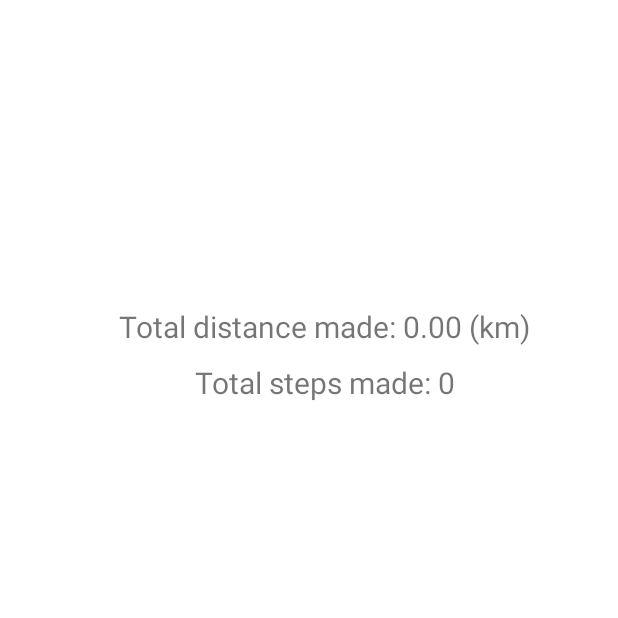
After one commit to adpero25/AplikacjaDoLiczeniaKalorii, an Android app: the StepsHistoryActivity screen opened directly, with no data from a screen before it, on a phone screen of 412 x 824 dp, the top half of it. The commit adds this screen. Run offline under Robolectric (Android 15) with nearby library versions, the phone set to English and light mode, and no system bars; our stand-ins replace Room's generated code.

Commit message:
added activity view

```diff
--- /dev/null
+++ b/Application/app/src/main/java/com/example/application/Activities/StepsHistoryActivity.java
@@ -0,0 +1,179 @@
+package com.example.application.Activities;
+
+import androidx.annotation.NonNull;
+import androidx.appcompat.app.AppCompatActivity;
+import androidx.fragment.app.Fragment;
+import androidx.fragment.app.FragmentManager;
+import androidx.recyclerview.widget.LinearLayoutManager;
+import androidx.recyclerview.widget.RecyclerView;
+
+import android.os.Bundle;
+import android.view.LayoutInflater;
+import android.view.View;
+import android.view.ViewGroup;
+import android.widget.TextView;
+import android.widget.Toast;
+
+import com.example.application.Fragments.StepsDetailsFragment;
+import com.example.application.R;
+import com.example.application.SurfaceViews.StepProgressSurfaceView;
+import com.example.application.database.CaloriesDatabase;
+import com.example.application.database.models.Day;
+import com.google.android.material.snackbar.Snackbar;
+
+import java.text.DateFormat;
+import java.text.SimpleDateFormat;
+import java.util.Date;
+import java.util.List;
+import java.util.Locale;
+
+public class StepsHistoryActivity extends AppCompatActivity {
+
+    private List<Day> days;
+    private StepsAdapter adapter;
+    private RecyclerView recyclerView;
+    private int MaxVal = 5000;
+    private double totalDistance = 0;
+    private int totalSteps = 0;
+    private StepsDetailsFragment stepsDetailsFragment;
+    FragmentManager fragmentManager;
+
+    TextView totalDistanceTextView;
+    TextView totalStepsTextView;
+
+    @Override
+    protected void onCreate(Bundle savedInstanceState) {
+        super.onCreate(savedInstanceState);
+        setContentView(R.layout.activity_steps_history);
+        totalDistanceTextView = findViewById(R.id.totalDistanceEverMade);
+        totalStepsTextView = findViewById(R.id.totalStepsEverMade);
+
+        fragmentManager = getSupportFragmentManager();
+        stepsDetailsFragment = (StepsDetailsFragment) fragmentManager.findFragmentById(R.id.stepsFragment);
+        if(stepsDetailsFragment == null) {
+            stepsDetailsFragment = new StepsDetailsFragment();
+            fragmentManager.beginTransaction()
+                    .add(R.id.stepsFragment, stepsDetailsFragment)
+                    .setCustomAnimations(android.R.anim.fade_in, android.R.anim.fade_out)
+                    .addToBackStack(null)
+                    .hide(stepsDetailsFragment)
+                    .commit();
+        }
+
+        LinearLayoutManager layoutManager = new LinearLayoutManager(getApplicationContext(), LinearLayoutManager.HORIZONTAL, false);
+        recyclerView = findViewById(R.id.recyclerView);
+        recyclerView.setLayoutManager(layoutManager);
+
+        CaloriesDatabase db = CaloriesDatabase.getDatabase(getApplicationContext());
+        days = db.dayDao().getAll();
+
+        recyclerView.scrollToPosition(days.size() - 1);
+
+        if(adapter == null) {
+            adapter = new StepsAdapter(days);
+            recyclerView.setAdapter(adapter);
+        }
+        else {
+            adapter.notifyDataSetChanged();
+        }
+
+        GetTotalStats();
+    }
+
+    private class StepsHolder extends RecyclerView.ViewHolder implements View.OnClickListener {
+
+        TextView StepsTextView;
+        TextView DateTextView;
+        StepProgressSurfaceView ProgressBar;
+        Day currentDay;
+
+        public StepsHolder(@NonNull View itemView) {
+            super(itemView);
+
+            StepsTextView = itemView.findViewById(R.id.stepsValue);
+            DateTextView = itemView.findViewById(R.id.dateValue);
+            ProgressBar = itemView.findViewById(R.id.progressValue);
+            ProgressBar.setMax(MaxVal);
+            ProgressBar.setOnClickListener(this);
+        }
+
+        public void bind(Day _day){
+            this.currentDay = _day;
+
+            try {
+                if (android.os.Build.VERSION.SDK_INT >= android.os.Build.VERSION_CODES.O) {
+                    DateFormat dateFormatter = new SimpleDateFormat("yyyy-MM-dd", new Locale("PL"));
+                    java.util.Date date = currentDay.dayId;
+                    String s = dateFormatter.format(date);
+
+                    StepsTextView.setText(currentDay.stepsCount.toString());
+                    DateTextView.setText(currentDay.dayId.getMonth() + "-" + currentDay.dayId.getDate());
+                    ProgressBar.setProgress(currentDay.stepsCount);
+                }
+            }
+            catch (Exception ignored) {
+                Toast.makeText(getApplicationContext(), R.string.unableToLoadStepsHistory, Toast.LENGTH_SHORT).show();
+                return;
+            }
+        }
+
+        @Override
+        public void onClick(View v) {
+            if(!stepsDetailsFragment.isHidden()) { // hide old day
+                FragmentManager fm = getSupportFragmentManager();
+                fm.beginTransaction()
+                        .setCustomAnimations(android.R.animator.fade_in, android.R.animator.fade_out)
+                        .hide(stepsDetailsFragment)
+                        .commit();
+            }
+
+            // show current day
+            stepsDetailsFragment.setDate(currentDay);
+            FragmentManager fm = getSupportFragmentManager();
+            fm.beginTransaction()
+                    .setCustomAnimations(android.R.animator.fade_in, android.R.animator.fade_out)
+                    .show(stepsDetailsFragment)
+                    .commit();
+        }
+    }
+
+    private class StepsAdapter extends RecyclerView.Adapter<StepsHolder> {
+        private List<Day> days;
+
+        public StepsAdapter(List<Day> _days) {
+            this.days = _days;
+        }
+
+        @NonNull
+        @Override
+        public StepsHolder onCreateViewHolder(@NonNull ViewGroup parent, int viewType) {
+            View view = LayoutInflater.from(parent.getContext())
+                    .inflate(R.layout.steps_history_list_item, parent, false);
+
+            return new StepsHolder(view);
+        }
+
+        @Override
+        public void onBindViewHolder(@NonNull StepsHolder holder, int position) {
+            Day day = days.get(position);
+
+            holder.bind(day);
+        }
+
+        @Override
+        public int getItemCount() {
+            return days.size();
+        }
+    }
+
+    private void GetTotalStats() {
+
+        for (Day _day: days) {
+            totalSteps += _day.stepsCount;
+            totalDistance += _day.stepsCount;
+        }
+
+        totalDistanceTextView.setText(getResources().getString(R.string.totalDistanceEverMade, totalDistance / 1000));
+        totalStepsTextView.setText(getResources().getString(R.string.totalStepsEverMade, totalSteps));
+    }
+}
--- /dev/null
+++ b/Application/app/src/main/java/com/example/application/Fragments/StepsDetailsFragment.java
@@ -0,0 +1,64 @@
+package com.example.application.Fragments;
+
+import android.os.Bundle;
+
+import androidx.annotation.NonNull;
+import androidx.annotation.Nullable;
+import androidx.fragment.app.Fragment;
+
+import android.view.LayoutInflater;
+import android.view.View;
+import android.view.ViewGroup;
+import android.widget.TextView;
+
+import com.example.application.Activities.MainActivity;
+import com.example.application.R;
+import com.example.application.database.models.Day;
+
+import java.util.Calendar;
+
+public class StepsDetailsFragment extends Fragment {
+
+
+    TextView stepDetails;
+    TextView caloriesDetails;
+    TextView distanceDetails;
+    TextView dateDetails;
+    android.widget.ProgressBar progressBar;
+    View view;
+    private Day day;
+
+    @Override
+    public void onCreate(@Nullable Bundle savedInstanceState) {
+        super.onCreate(savedInstanceState);
+
+    }
+
+    @Override
+    public View onCreateView(LayoutInflater inflater, ViewGroup container, Bundle savedInstanceState) {
+        view = inflater.inflate(R.layout.fragment_steps_details, container, false);
+
+        stepDetails = view.findViewById(R.id.stepsDetails);
+        caloriesDetails = view.findViewById(R.id.caloriesDetails);
+        distanceDetails = view.findViewById(R.id.distanceDetails);
+        progressBar = view.findViewById(R.id.stepsDetailsProgress);
+        progressBar.setMax(MainActivity.STEPS_TARGET);
+
+        return view;
+    }
+
+    @Override
+    public void onSaveInstanceState(@NonNull Bundle outState) {
+        super.onSaveInstanceState(outState);
+
+    }
+
+    public void setDate(Day currentDay) {
+        this.day = currentDay;
+
+        stepDetails.setText(getResources().getString(R.string.stepsMade, currentDay.stepsCount, MainActivity.STEPS_TARGET));
+        caloriesDetails.setText(getResources().getString(R.string.caloriesBurnt, currentDay.burnedCalories));
+        distanceDetails.setText(getResources().getString(R.string.distanceDetails, currentDay.totalDistance));
+        progressBar.setProgress(currentDay.stepsCount);
+    }
+}
--- a/Application/app/src/main/java/com/example/application/database/CaloriesDatabase.java
+++ b/Application/app/src/main/java/com/example/application/database/CaloriesDatabase.java
@@ -35,7 +35,7 @@ import java.util.concurrent.Executors;
 @TypeConverters({ActivityIndicatorConverter.class, MassTargetConverter.class, MealTypeConverter.class})
 
 @androidx.room.Database(
-        version = 5,
+        version = 6,
         exportSchema = true,
         entities = {Day.class, Serving.class, OpenFoodFact.class, Meal.class, Category.class, DailyRequirements.class},
         autoMigrations = {
@@ -56,6 +56,10 @@ import java.util.concurrent.Executors;
                         from = 4,
                         to = 5
                 ),
+                @AutoMigration(
+                        from = 5,
+                        to = 6
+                )
         }
 )
 public abstract class CaloriesDatabase extends RoomDatabase {
--- a/Application/app/src/main/java/com/example/application/database/dao/DayDao.java
+++ b/Application/app/src/main/java/com/example/application/database/dao/DayDao.java
@@ -30,4 +30,8 @@ public interface DayDao {
     @Transaction
     @Query("SELECT * FROM day WHERE day_id = :date")
     DayWithServings get(Date date);
+
+    @Transaction
+    @Query("SELECT * FROM day")
+    List<Day> getAll();
 }
--- /dev/null
+++ b/Application/app/src/main/res/layout/activity_steps_history.xml
@@ -0,0 +1,50 @@
+<?xml version="1.0" encoding="utf-8"?>
+<LinearLayout xmlns:android="http://schemas.android.com/apk/res/android"
+    xmlns:app="http://schemas.android.com/apk/res-auto"
+    xmlns:tools="http://schemas.android.com/tools"
+    android:layout_width="match_parent"
+    android:layout_height="match_parent"
+    android:orientation="vertical"
+    tools:context=".Activities.StepsHistoryActivity">
+
+    <androidx.recyclerview.widget.RecyclerView
+        android:id="@+id/recyclerView"
+        android:layout_width="match_parent"
+        android:layout_height="170dp"
+        android:layout_marginTop="24dp"
+        app:layoutManager="androidx.recyclerview.widget.LinearLayoutManager"
+        tools:listitem="@layout/steps_history_list_item" />
+
+    <TextView
+        android:id="@+id/totalDistanceEverMade"
+        android:layout_width="match_parent"
+        android:layout_height="wrap_content"
+        android:layout_marginLeft="20dp"
+        android:layout_marginTop="10dp"
+        android:text="@string/totalDistanceEverMade"
+        android:textAlignment="center"
+        android:textSize="20sp"
+        tools:layout_marginRight="20dp" />
+
+    <TextView
+        android:id="@+id/totalStepsEverMade"
+        android:layout_width="match_parent"
+        android:layout_height="wrap_content"
+        android:layout_marginLeft="20dp"
+        android:layout_marginTop="10dp"
+        android:text="@string/totalStepsEverMade"
+        android:textAlignment="center"
+        android:textSize="20sp"
+        tools:layout_marginRight="20dp" />
+
+    <FrameLayout
+        android:id="@+id/stepsFragment"
+        android:name="com.example.application.Fragments.StepsDetailsFragment"
+        android:layout_width="match_parent"
+        android:layout_height="wrap_content"
+        android:layout_marginTop="10dp">
+
+    </FrameLayout>
+
+
+</LinearLayout>
--- a/Application/app/src/main/res/values/strings.xml
+++ b/Application/app/src/main/res/values/strings.xml
@@ -165,4 +165,9 @@
     <string name="age">Age: %d</string>
     <string name="progressTitle">That\'s how your body parameters were changing</string>
     <string name="setDailyCaloriesRequirementManually">Set daily macro nutrients requirement</string>
+    <string name="distanceDetails">Distance: %.2f meters</string>
+    <string name="unableToLoadStepsHistory">Unable to open steps history, restart application and try again!</string>
+    <string name="totalDistanceEverMade">Total distance made: %.2f (km)</string>
+    <string name="totalStepsEverMade">Total steps made: %d </string>
+    <string name="dateDetails">Date: %s</string>
 </resources>
```
Also changed, not shown: Application/app/src/main/AndroidManifest.xml (+8 -3 lines), Application/app/src/main/java/com/example/application/Activities/MainActivity.java (+12 -5 lines), Application/app/src/main/java/com/example/application/SurfaceViews/StepProgressSurfaceView.java (added, +64 -0 lines), Application/app/src/main/java/com/example/application/backgroundTasks/StepCounterService.java (+8 -5 lines), Application/app/src/main/java/com/example/application/database/models/Day.java (+8 -0 lines), Application/app/src/main/res/layout/fragment_steps_details.xml (added, +55 -0 lines), Application/app/src/main/res/layout/steps_history_list_item.xml (added, +46 -0 lines).
